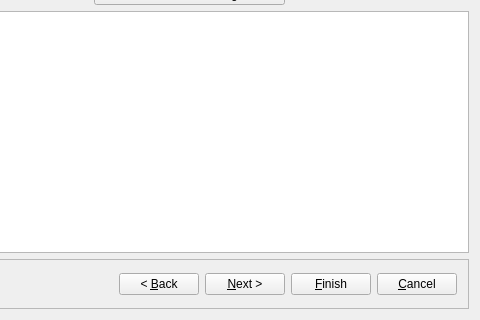
fwbuilder/fwbuilder, file src/gui/newfirewalldialog_q.ui: the form before one commit; both pictures show x 101 to 581 and y 272 to 592 of the 581 by 592 pixel window.
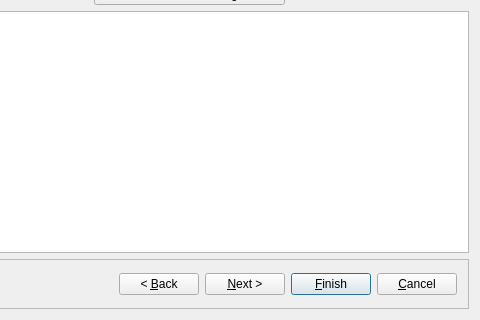
The form after the commit. The open tabs and pages were chosen to show the change. Icons and pictures are not drawn. Custom widgets are drawn as their Qt base class.

Commit message: Added default buttons to newFirewallDialog (refs #1593)

The edit to the form file:
```diff
--- a/src/gui/newfirewalldialog_q.ui
+++ b/src/gui/newfirewalldialog_q.ui
@@ -831,6 +831,9 @@
         <property name="text">
          <string>&amp;Finish</string>
         </property>
+        <property name="default">
+         <bool>true</bool>
+        </property>
         <property name="flat">
          <bool>false</bool>
         </property>
```
Left out of the diff: 14 changed lines with no effect on the pictures. The commit also changes 1 other file.
